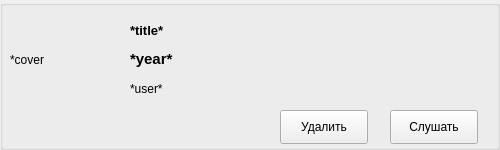
Qt form ui/album_widget.ui (gepron1x/blacklandradio) before a commit.
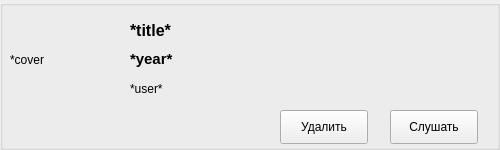
The same form after that commit.

What changed in the file:
```diff
--- a/ui/album_widget.ui
+++ b/ui/album_widget.ui
@@ -49,7 +49,7 @@
    </property>
    <property name="font">
     <font>
-     <pointsize>10</pointsize>
+     <pointsize>12</pointsize>
      <weight>75</weight>
      <bold>true</bold>
     </font>
```
